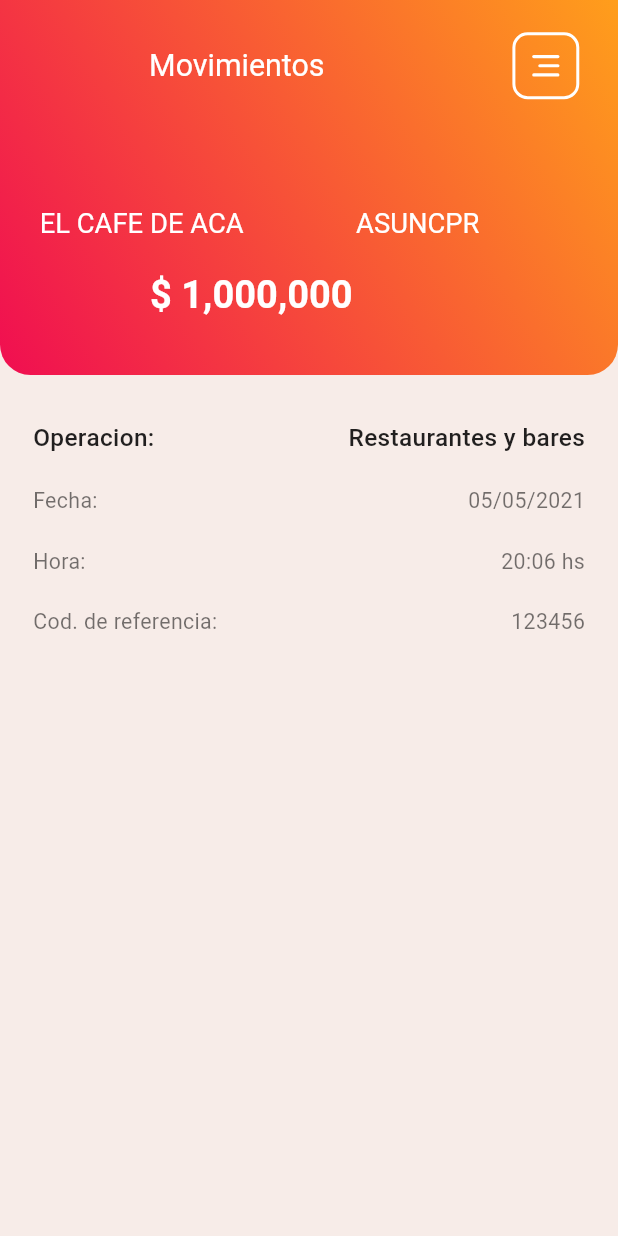
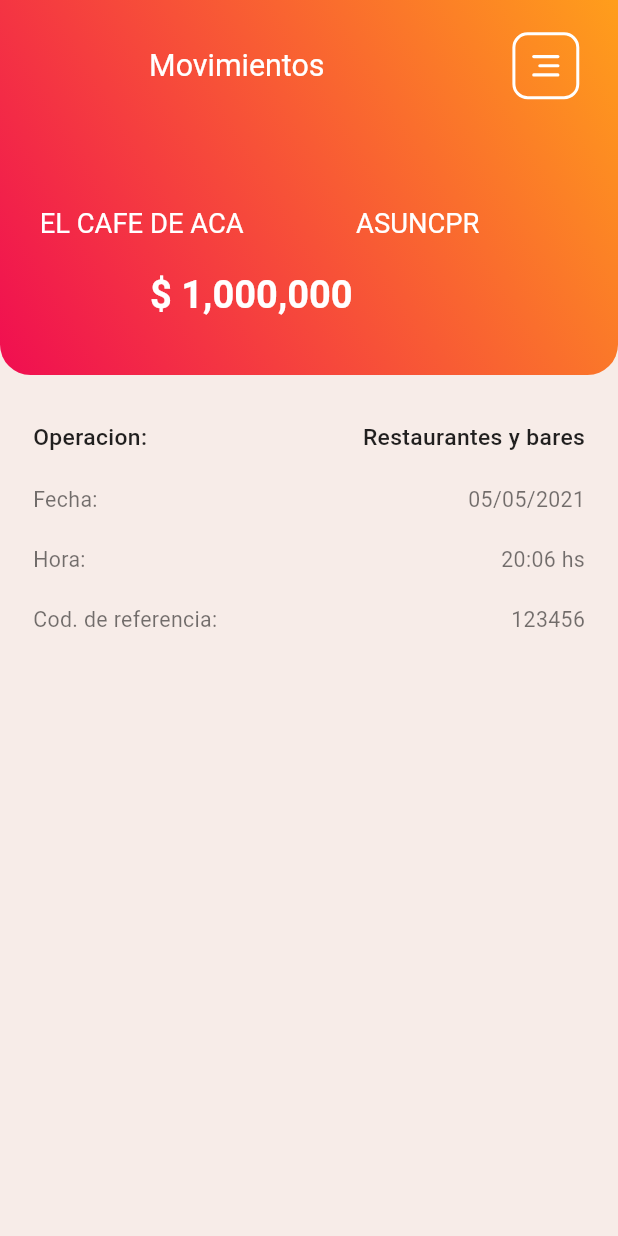
Before and after one commit to MemoSayan/fintech_test, a Flutter app: the MovementDetailPage screen opened by its route, on a phone screen of 412 x 824 dp. Run offline on Flutter 3.47's test engine with Material 3 defaults, Android fonts, the phone set to English and light mode, and no system bars; our stand-ins replace bloc, dartz, dio, equatable, flutter_bloc, flutter_screenutil and 6 more; generated files the repository leaves out were written again.

Commit message:
hot fix
appbar and fonts

```diff
--- a/lib/features/analytics/presentation/views/widgets/spent_category_detail.dart
+++ b/lib/features/analytics/presentation/views/widgets/spent_category_detail.dart
@@ -19,14 +19,14 @@ class SpentCategoryDetail extends StatelessWidget {
               Text(
                 'Operacion:',
                 style: TextStyle(
-                    fontSize: 16.sp,
+                    fontSize: 15.sp,
                     color: Colors.black87,
                     fontWeight: FontWeight.w500),
               ),
               Text(
                 'Restaurantes y bares',
                 style: TextStyle(
-                    fontSize: 16.sp,
+                    fontSize: 15.sp,
                     color: Colors.black87,
                     fontWeight: FontWeight.w500),
               ),
--- a/lib/features/home/presentation/views/widgets/custom_sliver_appbar.dart
+++ b/lib/features/home/presentation/views/widgets/custom_sliver_appbar.dart
@@ -15,7 +15,6 @@ class CustomSliverAppBar extends StatelessWidget {
       expandedHeight: 250,
       collapsedHeight: 250,
       pinned: true,
-      automaticallyImplyLeading: false,
       flexibleSpace: CustomFlexibleSpaceBar(),
     );
   }
```
Also changed, not shown: 1 other file.
